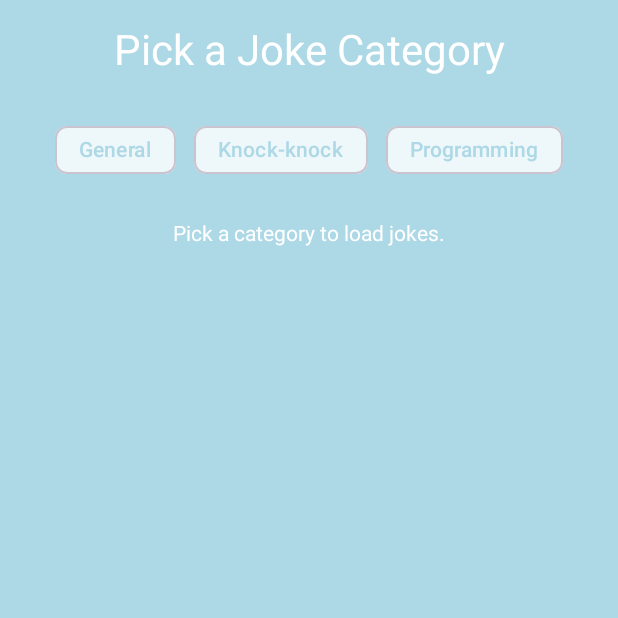
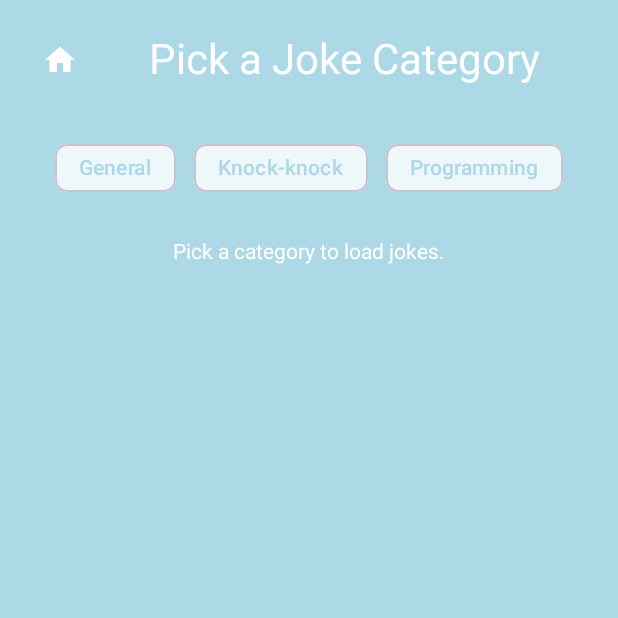
Before and after one commit to OluAderemi/joke-book-android-app, an Android app built with Jetpack Compose: the CategoryPage screen opened through its navigation route, on a phone screen of 412 x 824 dp, the top half of it. Run offline under Robolectric (Android 15) with nearby library versions, the phone set to English and light mode, and no system bars.

Commit message:
Added Home icon to Joke Details Page and Category Page for quick navigation back to the Cover screen.

```diff
--- a/app/src/main/java/com/example/jokebook/ui/theme/CategoryPage.kt
+++ b/app/src/main/java/com/example/jokebook/ui/theme/CategoryPage.kt
@@ -4,6 +4,8 @@ import androidx.compose.foundation.clickable
 import androidx.compose.foundation.layout.*
 import androidx.compose.foundation.lazy.LazyColumn
 import androidx.compose.foundation.lazy.items
+import androidx.compose.material.icons.Icons
+import androidx.compose.material.icons.filled.Home
 import androidx.compose.material3.*
 import androidx.compose.runtime.*
 import androidx.compose.ui.Alignment
@@ -60,11 +62,26 @@ fun CategoryPage(navController: NavHostController) {
                 .padding(16.dp),
             horizontalAlignment = Alignment.CenterHorizontally
         ) {
-            Text(
-                text = "Pick a Joke Category",
-                style = MaterialTheme.typography.headlineMedium,
-                color = Color.White
-            )
+            Row(
+                verticalAlignment = Alignment.CenterVertically,
+                modifier = Modifier.fillMaxWidth()
+            ) {
+                IconButton(onClick = { navController.navigate("cover") }) {
+                    Icon(
+                        imageVector = Icons.Filled.Home,
+                        contentDescription = "Home",
+                        tint = Color.White
+                    )
+                }
+                Spacer(modifier = Modifier.weight(1f))
+                Text(
+                    text = "Pick a Joke Category",
+                    style = MaterialTheme.typography.headlineMedium,
+                    color = Color.White,
+                    modifier = Modifier.align(Alignment.CenterVertically)
+                )
+                Spacer(modifier = Modifier.weight(1f))
+            }
 
             Spacer(modifier = Modifier.height(24.dp))
 
@@ -144,7 +161,6 @@ fun CategoryPage(navController: NavHostController) {
                             }
                         }
                     }
-
                 }
             }
         }
```
Also changed, not shown: app/src/main/java/com/example/jokebook/ui/theme/JokeDetailPage.kt (+16 -1 lines).
